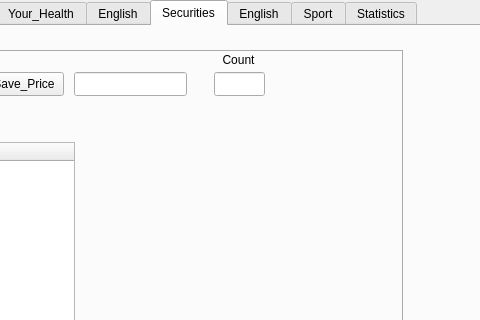
Before: the Qt Designer form ToDoNotes/mainwindow.ui in andreyschelkovo/ToDoNotes, drawn with Qt 5; both pictures show x 400 to 880 and y 0 to 320 of the 1009 by 600 pixel window.
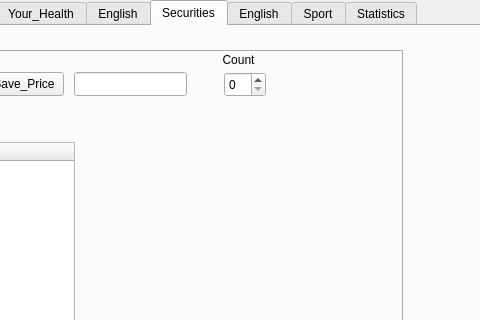
After: the same form once the commit is applied.

```diff
--- a/ToDoNotes/mainwindow.ui
+++ b/ToDoNotes/mainwindow.ui
@@ -318,16 +318,6 @@
          </rect>
         </property>
        </widget>
-       <widget class="QLineEdit" name="value">
-        <property name="geometry">
-         <rect>
-          <x>610</x>
-          <y>20</y>
-          <width>51</width>
-          <height>24</height>
-         </rect>
-        </property>
-       </widget>
        <widget class="QLabel" name="count_label">
         <property name="geometry">
          <rect>
@@ -344,6 +334,16 @@
          <set>Qt::AlignCenter</set>
         </property>
        </widget>
+       <widget class="QSpinBox" name="spinBox_count_of_securities">
+        <property name="geometry">
+         <rect>
+          <x>620</x>
+          <y>20</y>
+          <width>42</width>
+          <height>25</height>
+         </rect>
+        </property>
+       </widget>
       </widget>
       <widget class="QWidget" name="tab_11">
        <attribute name="title">
```
